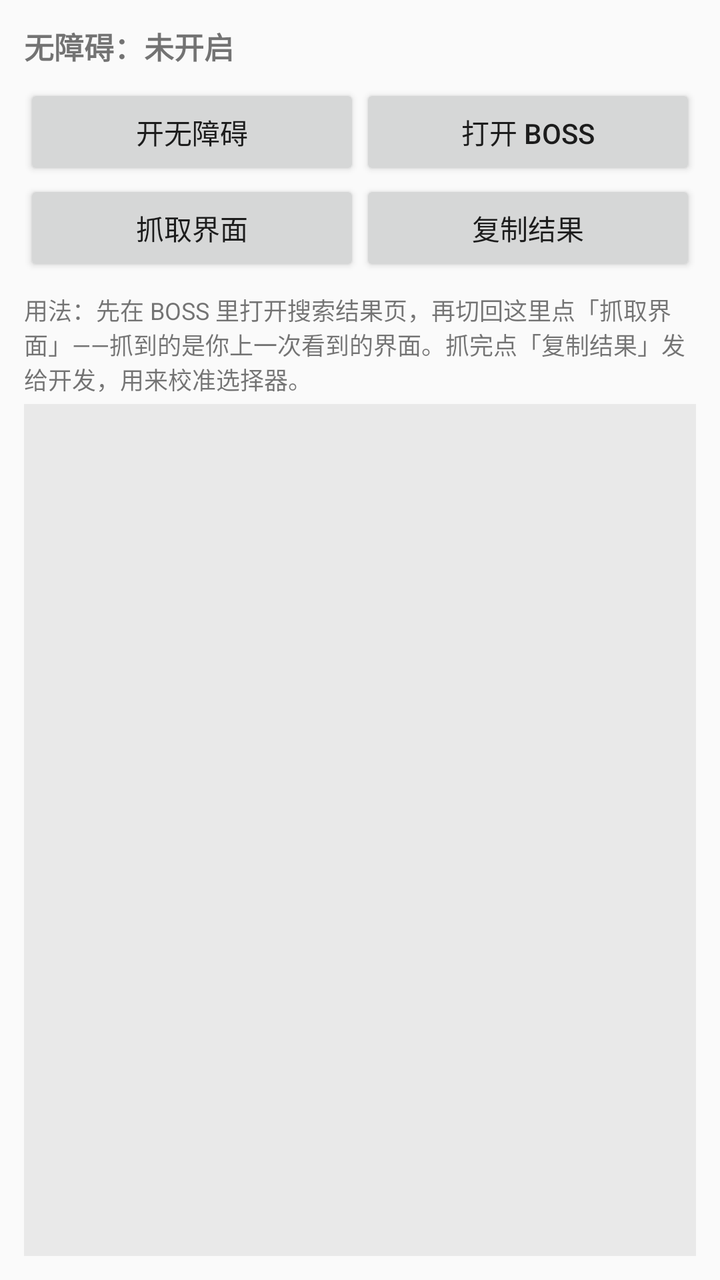
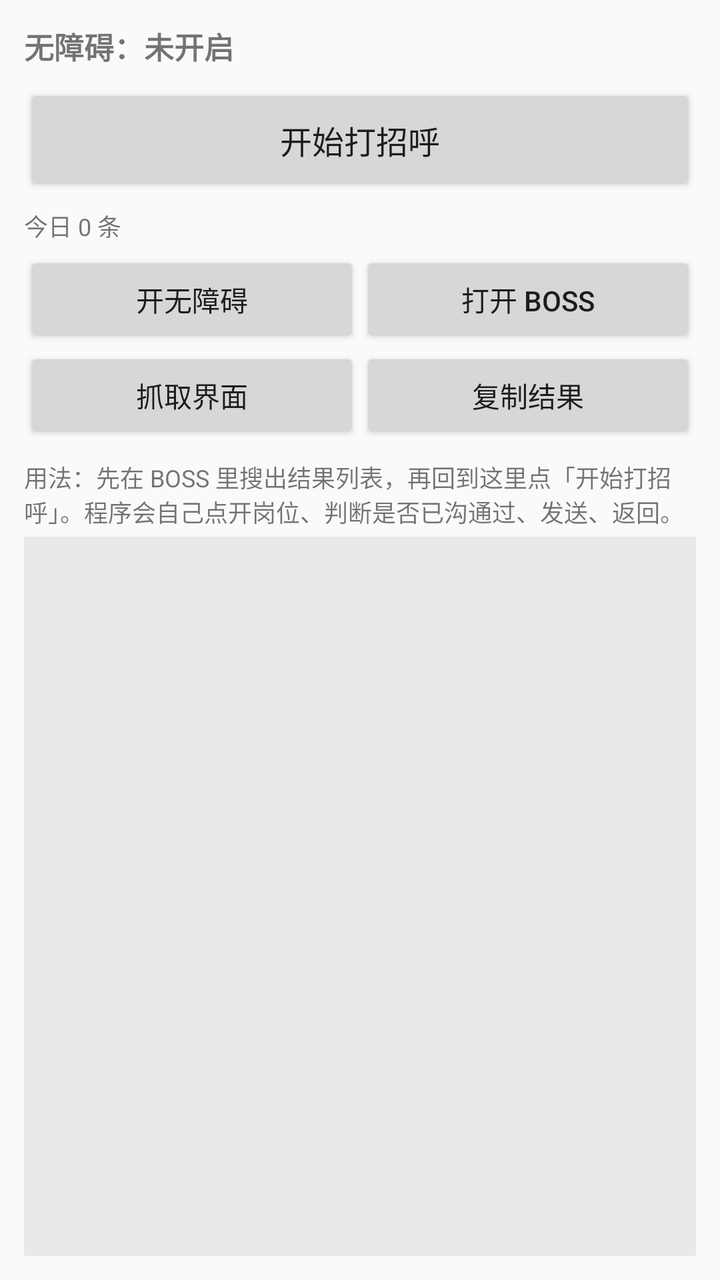

Two renders of the same Android screen: before a commit and after it. Below are the layout's source before the change and the commit's diff.
<!-- AndroidManifest.xml: application theme android:Theme.Material.Light -->
<!-- res/layout/activity_main.xml -->
<?xml version="1.0" encoding="utf-8"?>
<LinearLayout xmlns:android="http://schemas.android.com/apk/res/android"
    android:layout_width="match_parent"
    android:layout_height="match_parent"
    android:orientation="vertical"
    android:padding="12dp">

    <TextView
        android:id="@+id/status"
        android:layout_width="match_parent"
        android:layout_height="wrap_content"
        android:text="@string/status_unknown"
        android:textSize="15sp"
        android:textStyle="bold"
        android:paddingBottom="8dp" />

    <LinearLayout
        android:layout_width="match_parent"
        android:layout_height="wrap_content"
        android:orientation="horizontal">

        <Button
            android:id="@+id/btn_accessibility"
            android:layout_width="0dp"
            android:layout_height="wrap_content"
            android:layout_weight="1"
            android:text="@string/btn_accessibility" />

        <Button
            android:id="@+id/btn_boss"
            android:layout_width="0dp"
            android:layout_height="wrap_content"
            android:layout_weight="1"
            android:text="@string/btn_boss" />
    </LinearLayout>

    <LinearLayout
        android:layout_width="match_parent"
        android:layout_height="wrap_content"
        android:orientation="horizontal">

        <Button
            android:id="@+id/btn_dump"
            android:layout_width="0dp"
            android:layout_height="wrap_content"
            android:layout_weight="1"
            android:text="@string/btn_dump" />

        <Button
            android:id="@+id/btn_copy"
            android:layout_width="0dp"
            android:layout_height="wrap_content"
            android:layout_weight="1"
            android:text="@string/btn_copy" />
    </LinearLayout>

    <TextView
        android:layout_width="match_parent"
        android:layout_height="wrap_content"
        android:text="@string/hint"
        android:textSize="12sp"
        android:paddingTop="8dp"
        android:paddingBottom="4dp" />

    <ScrollView
        android:layout_width="match_parent"
        android:layout_height="0dp"
        android:layout_weight="1"
        android:background="#11000000"
        android:padding="6dp">

        <TextView
            android:id="@+id/output"
            android:layout_width="match_parent"
            android:layout_height="wrap_content"
            android:fontFamily="monospace"
            android:textSize="11sp"
            android:textIsSelectable="true"
            android:text="" />
    </ScrollView>

</LinearLayout>
<!-- resources referenced by this layout -->
<resources>
  <string name="btn_accessibility">开无障碍</string>
  <string name="btn_boss">打开 BOSS</string>
  <string name="btn_copy">复制结果</string>
  <string name="btn_dump">抓取界面</string>
  <string name="hint">用法：先在 BOSS 里打开搜索结果页，再切回这里点「抓取界面」——抓到的是你上一次看到的界面。抓完点「复制结果」发给开发，用来校准选择器。</string>
  <string name="status_unknown">无障碍：未开启</string>
</resources>

<!-- the commit's change to res/layout/activity_main.xml (unified diff, before → after) -->
@@ -13,6 +13,22 @@
         android:textSize="15sp"
         android:textStyle="bold"
         android:paddingBottom="8dp" />
+
+    <Button
+        android:id="@+id/btn_start"
+        android:layout_width="match_parent"
+        android:layout_height="56dp"
+        android:text="@string/btn_start"
+        android:textSize="16sp" />
+
+    <TextView
+        android:id="@+id/progress"
+        android:layout_width="match_parent"
+        android:layout_height="wrap_content"
+        android:text="@string/progress_none"
+        android:textSize="12sp"
+        android:paddingTop="6dp"
+        android:paddingBottom="4dp" />
 
     <LinearLayout
         android:layout_width="match_parent"
<!-- resource entries referenced after the edit -->
@@ -4,7 +4,9 @@
   <string name="btn_boss">打开 BOSS</string>
   <string name="btn_copy">复制结果</string>
   <string name="btn_dump">抓取界面</string>
-  <string name="hint">用法：先在 BOSS 里打开搜索结果页，再切回这里点「抓取界面」——抓到的是你上一次看到的界面。抓完点「复制结果」发给开发，用来校准选择器。</string>
+  <string name="btn_start">开始打招呼</string>
+  <string name="hint">用法：先在 BOSS 里搜出结果列表，再回到这里点「开始打招呼」。程序会自己点开岗位、判断是否已沟通过、发送、返回。</string>
+  <string name="progress_none">今日 0 条</string>
   <string name="status_unknown">无障碍：未开启</string>
 </resources>
 
